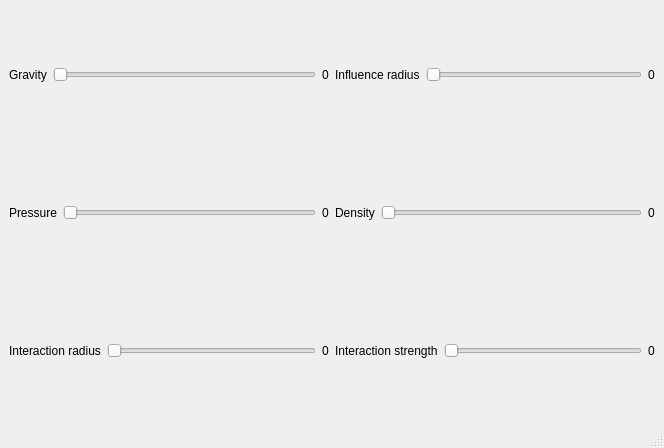
Old version of the form mainwindow.ui in the repository brenaut1u/CppFluidSimulator.
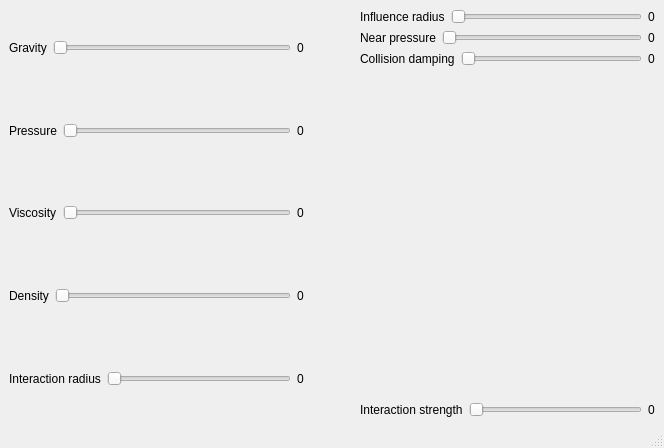
New version of the form.

Commit message: Added near pressure (which allows balls of water to keep a consistent shape when taken and released by user input for example) + now deals with particles that end up at the same position by simply moving them apart from each other with a random direction

Patch:
```diff
--- a/mainwindow.ui
+++ b/mainwindow.ui
@@ -75,7 +75,57 @@
            </layout>
           </item>
           <item>
-           <layout class="QHBoxLayout" name="horizontalInteractionRadius">
+           <layout class="QHBoxLayout" name="horizontalLayoutViscosity">
+            <item>
+             <widget class="QLabel" name="labelViscosity">
+              <property name="text">
+               <string>Viscosity</string>
+              </property>
+             </widget>
+            </item>
+            <item>
+             <widget class="QSlider" name="ViscositySlider">
+              <property name="orientation">
+               <enum>Qt::Horizontal</enum>
+              </property>
+             </widget>
+            </item>
+            <item>
+             <widget class="QLabel" name="labelViscosityValue">
+              <property name="text">
+               <string>0</string>
+              </property>
+             </widget>
+            </item>
+           </layout>
+          </item>
+          <item>
+           <layout class="QHBoxLayout" name="horizontalLayoutDensity">
+            <item>
+             <widget class="QLabel" name="labelDensity">
+              <property name="text">
+               <string>Density</string>
+              </property>
+             </widget>
+            </item>
+            <item>
+             <widget class="QSlider" name="DensitySlider">
+              <property name="orientation">
+               <enum>Qt::Horizontal</enum>
+              </property>
+             </widget>
+            </item>
+            <item>
+             <widget class="QLabel" name="labelDensityValue">
+              <property name="text">
+               <string>0</string>
+              </property>
+             </widget>
+            </item>
+           </layout>
+          </item>
+          <item>
+           <layout class="QHBoxLayout" name="horizontalLayoutInteractionRadius">
             <item>
              <widget class="QLabel" name="labelInteractionRadius">
               <property name="text">
@@ -101,6 +151,22 @@
           </item>
          </layout>
         </item>
+        <item>
+         <spacer name="horizontalSpacer">
+          <property name="orientation">
+           <enum>Qt::Horizontal</enum>
+          </property>
+          <property name="sizeType">
+           <enum>QSizePolicy::Fixed</enum>
+          </property>
+          <property name="sizeHint" stdset="0">
+           <size>
+            <width>50</width>
+            <height>10</height>
+           </size>
+          </property>
+         </spacer>
+        </item>
         <item>
          <layout class="QVBoxLayout" name="verticalLayout2">
           <item>
@@ -132,23 +198,23 @@
            </layout>
           </item>
           <item>
-           <layout class="QHBoxLayout" name="horizontalLayoutDensity">
+           <layout class="QHBoxLayout" name="horizontalLayoutNearPressure">
             <item>
-             <widget class="QLabel" name="labelDensity">
+             <widget class="QLabel" name="labelNearPressure">
               <property name="text">
-               <string>Density</string>
+               <string>Near pressure</string>
               </property>
              </widget>
             </item>
             <item>
-             <widget class="QSlider" name="DensitySlider">
+             <widget class="QSlider" name="NearPressureSlider">
               <property name="orientation">
                <enum>Qt::Horizontal</enum>
               </property>
              </widget>
             </item>
             <item>
-             <widget class="QLabel" name="labelDensityValue">
+             <widget class="QLabel" name="labelNearPressureValue">
               <property name="text">
                <string>0</string>
               </property>
@@ -156,6 +222,47 @@
             </item>
            </layout>
           </item>
+          <item>
+           <layout class="QHBoxLayout" name="horizontalLayoutCollisionDamping">
+            <item>
+             <widget class="QLabel" name="labelCollisionDamping">
+              <property name="text">
+               <string>Collision damping</string>
+              </property>
+             </widget>
+            </item>
+            <item>
+             <widget class="QSlider" name="CollisionDampinglSlider">
+              <property name="maximum">
+               <number>100</number>
+              </property>
+              <property name="orientation">
+               <enum>Qt::Horizontal</enum>
+              </property>
+             </widget>
+            </item>
+            <item>
+             <widget class="QLabel" name="labelCollisionDampingValue">
+              <property name="text">
+               <string>0</string>
+              </property>
+             </widget>
+            </item>
+           </layout>
+          </item>
+          <item>
+           <spacer name="verticalSpacer">
+            <property name="orientation">
+             <enum>Qt::Vertical</enum>
+            </property>
+            <property name="sizeHint" stdset="0">
+             <size>
+              <width>20</width>
+              <height>40</height>
+             </size>
+            </property>
+           </spacer>
+          </item>
           <item>
            <layout class="QHBoxLayout" name="horizontalLayoutInteractionStrength">
             <item>
```
The commit also changes 8 other files.
